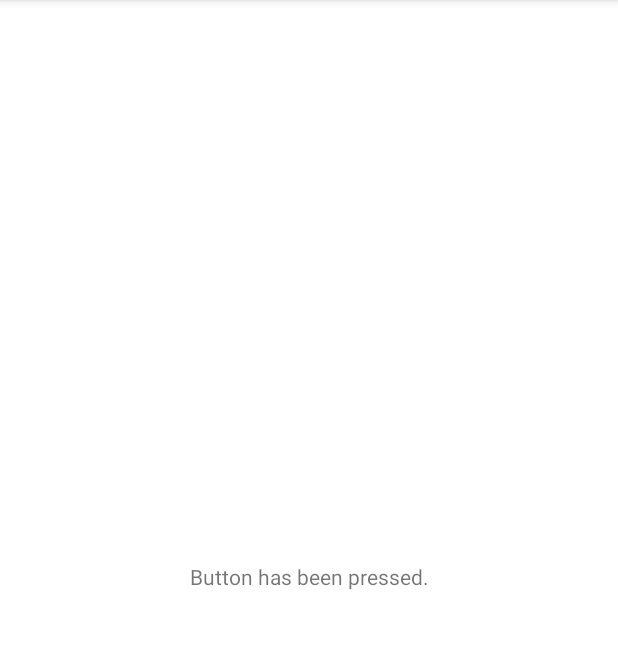
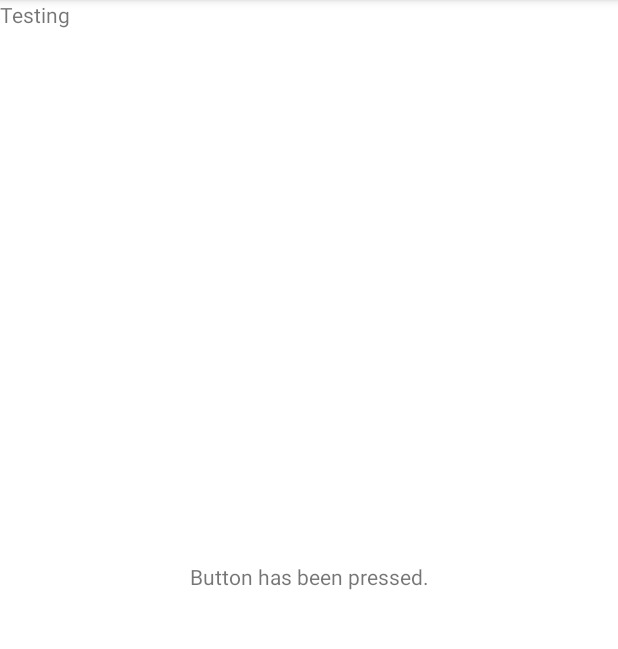
Before and after one commit to atindal/Hopefull_Fixed_Now, an Android app: the screen it shows after launch (MainActivity), after a tap on "PRESS ME", on a phone screen of 412 x 824 dp, the part 84-733 px from its top. Run offline under Robolectric (Android 15) with nearby library versions, the phone set to English and light mode, and no system bars.

Commit message:
Small changes

```diff
--- a/VandalStats/app/src/main/java/com/example/vandalstats/MainActivity.java
+++ b/VandalStats/app/src/main/java/com/example/vandalstats/MainActivity.java
@@ -15,6 +15,7 @@ public class MainActivity extends AppCompatActivity {
         setContentView(R.layout.activity_main);
         Button pushButton = findViewById(R.id.changebutton);
         TextView hw = findViewById(R.id.changeable);
+        TextView testing1 = findViewById(R.id.test1);
 
         pushButton.setOnClickListener(new View.OnClickListener() {
             @Override
--- a/VandalStats/app/src/main/res/layout/activity_main.xml
+++ b/VandalStats/app/src/main/res/layout/activity_main.xml
@@ -30,4 +30,12 @@
         app:layout_constraintStart_toStartOf="parent"
         app:layout_constraintTop_toBottomOf="@+id/changeable" />
 
+    <TextView
+        android:id="@+id/test1"
+        android:layout_width="wrap_content"
+        android:layout_height="wrap_content"
+        android:text="Testing"
+        tools:layout_editor_absoluteX="176dp"
+        tools:layout_editor_absoluteY="54dp" />
+
 </androidx.constraintlayout.widget.ConstraintLayout>
```
